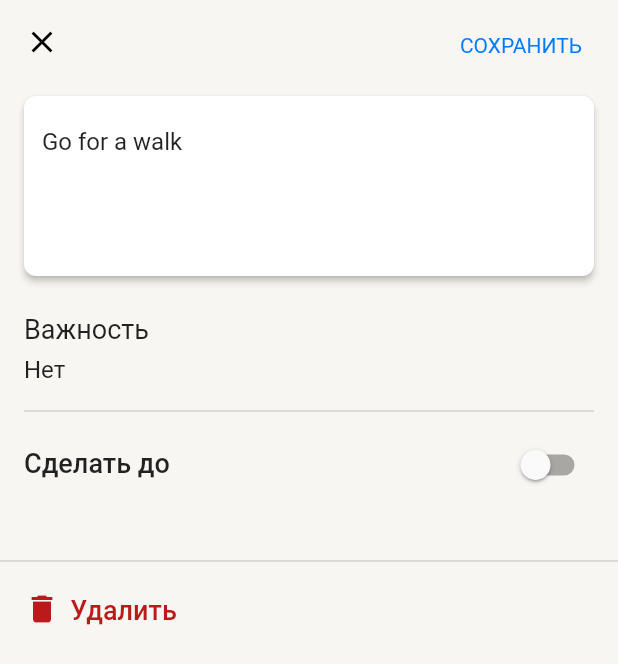
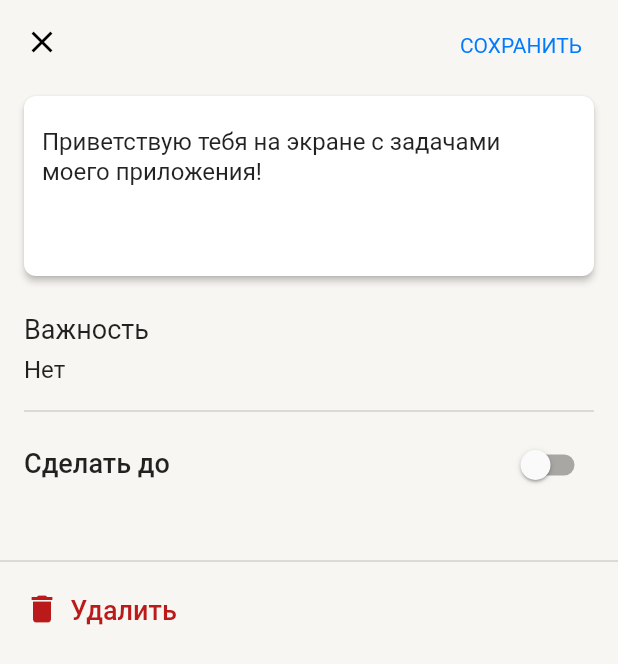
Before and after one commit to Damovetsky/totodo, a Flutter app: the screen it shows after launch, after a tap on the "info outline" icon, on a phone screen of 412 x 824 dp. Shown: the top 664 px of the screen. Run offline on Flutter 3.47's test engine with Material 2 defaults, Android fonts, the light colour scheme and no system bars; our stand-ins replace google_fonts, logger.

Commit message:
Added logging and fixed some stuff

```diff
--- a/lib/providers/tasks.dart
+++ b/lib/providers/tasks.dart
@@ -1,89 +1,102 @@
 import 'package:flutter/material.dart';
+import 'package:logger/logger.dart';
 
 import '../models/task.dart';
 
 class Tasks with ChangeNotifier {
+  var logger = Logger();
+
   final List<Task> _tasks = [
     Task(
       id: 'a',
-      description: 'Go for a walk',
+      description: 'Приветствую тебя на экране с задачами моего приложения!',
       createdAt: DateTime.now(),
     ),
     Task(
       id: 'b',
-      description: 'Read a book',
+      description: 'Ты скорее всего хочешь проверить реализованный функционал',
       createdAt: DateTime.now(),
     ),
     Task(
       id: 'c',
-      description: 'Clean the house',
+      description: 'Эту задачу можно свайпнуть вправо, чтобы её выполнить',
       createdAt: DateTime.now(),
     ),
     Task(
       id: 'd',
-      description: 'Write a poem',
+      description: 'А эту задачу можно удалить свайпом влево',
       createdAt: DateTime.now(),
     ),
     Task(
       id: 'e',
-      description: 'Call a friend',
+      description:
+          'А это просто задача с ну ооооооооооооооооооооооооооооооооооооооооооооооооооооооооооооооооооооооооооооооооооооооооооооооооооооооооооооооооооооооооооооооооооочень длинным текстом',
       createdAt: DateTime.now(),
     ),
     Task(
       id: 'f',
-      description: 'Learn a new word',
+      description:
+          'Когда повыполняешь задачи, нажми на иконку глаза, чтобы скрыть выполненные',
       createdAt: DateTime.now(),
     ),
     Task(
       id: 'g',
-      description: 'Try a new recipe',
+      description: 'А это просто крайне срочная задача!',
+      priority: Priority.high,
       createdAt: DateTime.now(),
       dueDate: DateTime.now(),
     ),
     Task(
       id: 'h',
-      description:
-          'Lorem ipsum dolor sit amet, consectetur adipiscing elit. Nam quis nisl congue, faucibus urna congue, dictum velit. Integer non tempus tortor. Nulla volutpat commodo velit, sit amet euismod magna sodales ac. Aliquam pretium convallis magna sed vestibulum. Vestibulum ornare varius posuere. Phasellus congue sodales justo, ut aliquam nibh fermentum et. Vivamus pulvinar gravida nisl non dapibus. Nulla scelerisque ullamcorper magna sit amet fermentum. Nullam nec rutrum tortor.',
+      description: 'Эту задачу можно отредактировать нажав на иконку -->',
       createdAt: DateTime.now(),
     ),
     Task(
         id: 'i',
-      description: 'Go for a walk',
+        description:
+            'Тут уж совсем несрочная задача, дедлайн которой ещё не скоро',
         createdAt: DateTime.now(),
-    ),
+        dueDate: DateTime(2024),
+        priority: Priority.low),
     Task(
       id: 'j',
-      description: 'Read a book',
+      description: 'Попробуй добавить новую задачу при помощи кнопки с плюсом',
       createdAt: DateTime.now(),
     ),
     Task(
       id: 'k',
-      description: 'Clean the house',
+      description:
+          'Дальше просто лист задач, чтобы была возможность проверить скрол',
       createdAt: DateTime.now(),
     ),
     Task(
       id: 'm',
-      description: 'Write a poem',
+      description: 'Задача 1',
       createdAt: DateTime.now(),
     ),
     Task(
       id: 'n',
-      description: 'Call a friend',
+      description: 'Задача 2',
       createdAt: DateTime.now(),
     ),
     Task(
       id: 'p',
-      description: 'Learn a new language',
+      description: 'Задача 3',
       createdAt: DateTime.now(),
     ),
     Task(
       id: 'o',
-      description: 'Try a new recipe',
+      description: 'Задача 4',
       createdAt: DateTime.now(),
     ),
     Task(
       id: 's',
-      description: 'Organize your closet',
+      description: 'Задача 5',
+      createdAt: DateTime.now(),
+    ),
+    Task(
+      id: 'l',
+      description: 'Удачной проверки и успехов во Flutter!',
       createdAt: DateTime.now(),
     ),
   ];
@@ -108,6 +121,7 @@ class Tasks with ChangeNotifier {
 
   void toggleTask(String id) {
     final index = _tasks.indexWhere((task) => task.id == id);
+    if (index != -1) {
       _tasks[index].isChecked = !_tasks[index].isChecked;
       if (_tasks[index].isChecked) {
         _completedTaskCount++;
@@ -115,23 +129,34 @@ class Tasks with ChangeNotifier {
         _completedTaskCount--;
       }
       notifyListeners();
+    } else {
+      logger.e('Task index was not found when checking the checkbox');
+    }
   }
 
   void removeTask(String id) {
+    try {
       final task = _tasks.firstWhere((element) => element.id == id);
       if (task.isChecked) {
         _completedTaskCount--;
       }
       _tasks.remove(task);
       notifyListeners();
+    } catch (error) {
+      logger.e('Task was not found when removing it');
+    }
   }
 
   void updateTask(String id, Task newTask) {
     final taskIndex = _tasks.indexWhere((task) => task.id == id);
+    if (taskIndex != -1) {
       if (taskIndex >= 0) {
         _tasks[taskIndex] = newTask;
       }
       notifyListeners();
+    } else {
+      logger.e('Task was not found when updating it');
+    }
   }
 
   void addTask(Task newTask) {
--- a/lib/screens/my_tasks_screen/widgets/my_tasks_appbar.dart
+++ b/lib/screens/my_tasks_screen/widgets/my_tasks_appbar.dart
@@ -1,4 +1,5 @@
 import 'package:flutter/material.dart';
+import 'package:logger/logger.dart';
 import 'package:provider/provider.dart';
 
 import '../../../core/ui/color_schemes.dart';
@@ -13,6 +14,8 @@ class MyTasksAppBar extends StatelessWidget {
 
   @override
   Widget build(BuildContext context) {
+    final logger = Logger();
+    logger.d('Appbar build method is called');
     return SliverAppBar(
       expandedHeight: 164,
       backgroundColor: currentColorScheme(context).background,
--- a/lib/screens/my_tasks_screen/widgets/task_tile.dart
+++ b/lib/screens/my_tasks_screen/widgets/task_tile.dart
@@ -31,8 +31,7 @@ class _TaskTileState extends State<TaskTile> {
 
   @override
   Widget build(BuildContext context) {
-    return Consumer<Tasks>(
-      builder: (context, tasks, _) => Dismissible(
+    return Dismissible(
       key: ValueKey(widget.task.id),
       background: Container(
         alignment: Alignment.centerLeft,
@@ -58,16 +57,14 @@ class _TaskTileState extends State<TaskTile> {
       ),
       onUpdate: (details) {
         if (details.direction == DismissDirection.startToEnd &&
-              details.progress > 0.3 &&
+            details.progress > 0.5 &&
             !widget.task.isChecked) {
-            Provider.of<Tasks>(context, listen: false)
-                .toggleTask(widget.task.id);
+          Provider.of<Tasks>(context, listen: false).toggleTask(widget.task.id);
         }
       },
       onDismissed: (direction) {
         if (direction == DismissDirection.endToStart) {
-            Provider.of<Tasks>(context, listen: false)
-                .removeTask(widget.task.id);
+          Provider.of<Tasks>(context, listen: false).removeTask(widget.task.id);
         }
       },
       confirmDismiss: (direction) {
@@ -138,8 +135,8 @@ class _TaskTileState extends State<TaskTile> {
                       Text(
                         DateFormat.yMMMMd('ru').format(widget.task.dueDate!),
                         style: currentTextTheme(context).titleSmall?.copyWith(
-                                color: currentColorScheme(context)
-                                    .onSurfaceVariant,
+                              color:
+                                  currentColorScheme(context).onSurfaceVariant,
                             ),
                       )
                   ],
@@ -148,8 +145,10 @@ class _TaskTileState extends State<TaskTile> {
             ),
             IconButton(
               onPressed: () {
-                  Navigator.of(context).pushNamed(TaskDetailScreen.routeName,
-                      arguments: widget.task);
+                Navigator.of(context).pushNamed(
+                  TaskDetailScreen.routeName,
+                  arguments: widget.task,
+                );
               },
               icon: Icon(
                 Icons.info_outline,
@@ -159,7 +158,6 @@ class _TaskTileState extends State<TaskTile> {
           ],
         ),
       ),
-      ),
     );
   }
 }
--- a/lib/screens/my_tasks_screen/widgets/tasks_list_card.dart
+++ b/lib/screens/my_tasks_screen/widgets/tasks_list_card.dart
@@ -1,4 +1,5 @@
 import 'package:flutter/material.dart';
+import 'package:logger/logger.dart';
 import 'package:provider/provider.dart';
 
 import '../../../core/ui/dimentions.dart';
@@ -18,6 +19,9 @@ class TasksListCard extends StatelessWidget {
     final tasksData = Provider.of<Tasks>(context);
     final tasks = tasksData.tasks;
     final showCompleted = tasksData.showCompleted;
+    final logger = Logger();
+
+    logger.d('TaskListCard bulid method is called');
 
     return SliverToBoxAdapter(
       child: Card(
@@ -29,7 +33,7 @@ class TasksListCard extends StatelessWidget {
           borderRadius: BorderRadius.circular(8),
         ),
         color: currentColorScheme(context).surface,
-        clipBehavior: Clip.antiAlias, //???
+        clipBehavior: Clip.antiAlias,
         child: Column(
           mainAxisSize: MainAxisSize.min,
           children: [
--- a/lib/screens/task_screen/task_detail_screen.dart
+++ b/lib/screens/task_screen/task_detail_screen.dart
@@ -7,6 +7,7 @@ import '../../core/ui/text_styles.dart';
 import '../../models/task.dart';
 import '../../providers/tasks.dart';
 import 'widgets/calendar_switch.dart';
+import 'widgets/custom_dropdown_button.dart';
 
 class TaskDetailScreen extends StatelessWidget {
   static const routeName = '/task-detail';
@@ -19,6 +20,10 @@ class TaskDetailScreen extends StatelessWidget {
     final textController = TextEditingController(text: task?.description);
     Priority priority = Priority.none;
     DateTime? date;
+
+    void getPriority(Priority newPriority) {
+      priority = newPriority;
+    }
 
     void getDate(DateTime? newDate) {
       date = newDate;
@@ -123,57 +128,7 @@ class TaskDetailScreen extends StatelessWidget {
                     height: 12,
                   ),
                   //Dropdown button
-                  ButtonTheme(
-                    alignedDropdown: true,
-                    child: DropdownButtonFormField(
-                      style: currentTextTheme(context).bodyMedium,
-                      decoration: InputDecoration(
-                        enabled: false,
-                        constraints: const BoxConstraints(maxWidth: 164),
-                        disabledBorder: const UnderlineInputBorder(
-                          borderSide: BorderSide(
-                            style: BorderStyle.none,
-                          ),
-                        ),
-                        contentPadding: const EdgeInsets.only(
-                          top: 16,
-                          bottom: 8,
-                        ),
-                        labelText: 'Важность',
-                        labelStyle: currentTextTheme(context).headlineSmall,
-                      ),
-                      alignment: Alignment.centerLeft,
-                      iconSize: 0,
-                      hint: Text(
-                        'Нет',
-                        style: currentTextTheme(context).bodyMedium?.copyWith(
-                              color:
-                                  currentColorScheme(context).onSurfaceVariant,
-                            ),
-                      ),
-                      value: task?.priority,
-                      items: const <DropdownMenuItem>[
-                        DropdownMenuItem(
-                          value: Priority.none,
-                          child: Text('Нет'),
-                        ),
-                        DropdownMenuItem(
-                          value: Priority.low,
-                          child: Text('Низкий'),
-                        ),
-                        DropdownMenuItem(
-                          value: Priority.high,
-                          child: Text(
-                            '!! Высокий',
-                            style: TextStyle(color: redColor),
-                          ),
-                        ),
-                      ],
-                      onChanged: (value) {
-                        priority = value;
-                      },
-                    ),
-                  ),
+                  CustomDropdownButton(task: task, getPriority: getPriority),
                   Divider(
                     thickness: 0.5,
                     color: currentColorScheme(context).onSurfaceVariant,
--- /dev/null
+++ b/lib/screens/task_screen/widgets/custom_dropdown_button.dart
@@ -0,0 +1,70 @@
+import 'package:flutter/material.dart';
+
+import '../../../core/ui/color_schemes.dart';
+import '../../../core/ui/text_styles.dart';
+import '../../../models/task.dart';
+
+class CustomDropdownButton extends StatelessWidget {
+  const CustomDropdownButton({
+    super.key,
+    required this.task,
+    required this.getPriority,
+  });
+
+  final Task? task;
+  final Function getPriority;
+
+  @override
+  Widget build(BuildContext context) {
+    return ButtonTheme(
+      alignedDropdown: true,
+      child: DropdownButtonFormField(
+        style: currentTextTheme(context).bodyMedium,
+        decoration: InputDecoration(
+          enabled: false,
+          constraints: const BoxConstraints(maxWidth: 164),
+          disabledBorder: const UnderlineInputBorder(
+            borderSide: BorderSide(
+              style: BorderStyle.none,
+            ),
+          ),
+          contentPadding: const EdgeInsets.only(
+            top: 16,
+            bottom: 8,
+          ),
+          labelText: 'Важность',
+          labelStyle: currentTextTheme(context).headlineSmall,
+        ),
+        alignment: Alignment.centerLeft,
+        iconSize: 0,
+        hint: Text(
+          'Нет',
+          style: currentTextTheme(context).bodyMedium?.copyWith(
+                color: currentColorScheme(context).onSurfaceVariant,
+              ),
+        ),
+        value: task?.priority,
+        items: const <DropdownMenuItem>[
+          DropdownMenuItem(
+            value: Priority.none,
+            child: Text('Нет'),
+          ),
+          DropdownMenuItem(
+            value: Priority.low,
+            child: Text('Низкий'),
+          ),
+          DropdownMenuItem(
+            value: Priority.high,
+            child: Text(
+              '!! Высокий',
+              style: TextStyle(color: redColor),
+            ),
+          ),
+        ],
+        onChanged: (value) {
+          getPriority(value);
+        },
+      ),
+    );
+  }
+}
--- a/pubspec.yaml
+++ b/pubspec.yaml
@@ -13,6 +13,7 @@ dependencies:
   google_fonts: ^5.0.0
   provider: ^6.0.5
   intl: ^0.18.1
+  logger: ^1.4.0
 
 dev_dependencies:
   flutter_test:
```
Also changed, not shown: pubspec.lock, 1 other file. Lines whose indentation alone changed are shown as unchanged.
